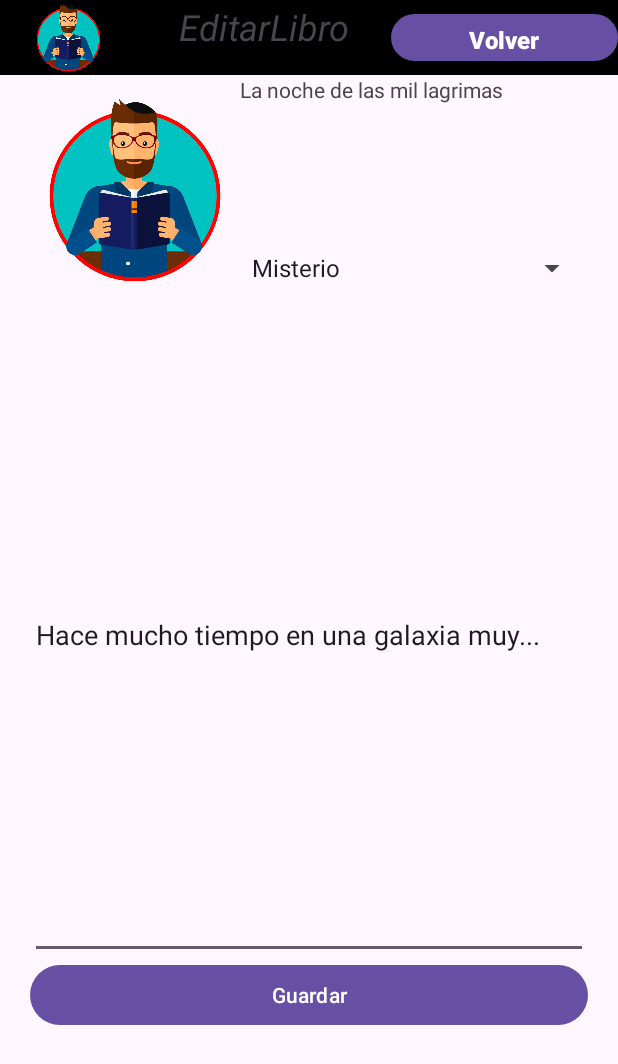
After one commit to KaoruX/IloveBooksV2XR, an Android app: the EditarLibro screen opened directly, with no data from a screen before it, on a phone screen of 412 x 824 dp. The commit adds this screen. Shown: the top 1064 px of the screen. Run offline under Robolectric (Android 15) with nearby library versions, the light colour scheme and no system bars.

Commit message:
ActualizacionV4PusimosLoQueSeNosPidioCreamosMasVentanasParaElFuturoCRUDdelaBD

```diff
--- /dev/null
+++ b/app/src/main/java/com/example/ilovebooksv2xr/EditarLibro.java
@@ -0,0 +1,21 @@
+package com.example.ilovebooksv2xr;
+
+import androidx.appcompat.app.AppCompatActivity;
+
+import android.content.Intent;
+import android.os.Bundle;
+import android.view.View;
+
+public class EditarLibro extends AppCompatActivity {
+
+    @Override
+    protected void onCreate(Bundle savedInstanceState) {
+        super.onCreate(savedInstanceState);
+        setContentView(R.layout.activity_editar_libro);
+    }
+
+    public void menu(View v){
+        Intent menu = new Intent(this,MainActivity.class);
+        startActivity(menu);
+    }
+}
--- /dev/null
+++ b/app/src/main/res/layout/activity_editar_libro.xml
@@ -0,0 +1,105 @@
+<?xml version="1.0" encoding="utf-8"?>
+<LinearLayout xmlns:android="http://schemas.android.com/apk/res/android"
+    xmlns:app="http://schemas.android.com/apk/res-auto"
+    xmlns:tools="http://schemas.android.com/tools"
+    android:layout_width="match_parent"
+    android:layout_height="match_parent"
+    android:orientation="vertical"
+    tools:context=".Books">
+
+    <LinearLayout
+        android:layout_width="match_parent"
+        android:layout_height="50dp"
+        android:background="@color/black"
+        android:orientation="horizontal">
+        <ImageView
+            android:id="@+id/imageView"
+            android:layout_width="36dp"
+            android:layout_height="wrap_content"
+            android:layout_weight="1"
+            android:src="@drawable/man" />
+
+        <TextView
+            android:id="@+id/textView8"
+            android:layout_width="wrap_content"
+            android:layout_height="wrap_content"
+            android:layout_weight="1"
+            android:text="EditarLibro"
+            android:textAlignment="center"
+            android:textSize="24sp"
+            android:textStyle="italic" />
+
+        <Button
+            android:id="@+id/vMenu"
+            android:layout_width="wrap_content"
+            android:layout_height="wrap_content"
+            android:layout_marginTop="5dp"
+            android:layout_marginBottom="5dp"
+            android:layout_weight="1"
+            android:onClick="menu"
+            android:text="Volver"
+            android:textSize="16sp"
+            android:textStyle="bold" />
+
+    </LinearLayout>
+
+    <LinearLayout
+        android:layout_width="match_parent"
+        android:layout_height="match_parent"
+        android:layout_marginLeft="20dp"
+        android:layout_marginRight="20dp"
+        android:orientation="vertical">
+
+        <LinearLayout
+            android:layout_width="match_parent"
+            android:layout_height="157dp"
+            android:orientation="horizontal">
+
+            <ImageView
+                android:id="@+id/imageView5"
+                android:layout_width="280dp"
+                android:layout_height="153dp"
+                android:layout_weight="1"
+                android:src="@drawable/man" />
+
+            <LinearLayout
+                android:layout_width="match_parent"
+                android:layout_height="155dp"
+                android:layout_weight="1"
+                android:orientation="vertical">
+
+                <TextView
+                    android:id="@+id/textView9"
+                    android:layout_width="match_parent"
+                    android:layout_height="73dp"
+                    android:layout_weight="1"
+                    android:text="La noche de las mil lagrimas" />
+
+                <Spinner
+                    android:id="@+id/spinner"
+                    android:layout_width="match_parent"
+                    android:layout_height="wrap_content"
+                    android:entries="@array/Categorias"
+                    android:layout_weight="1" />
+            </LinearLayout>
+
+        </LinearLayout>
+
+        <EditText
+            android:id="@+id/editTextText3"
+            android:layout_width="match_parent"
+            android:layout_height="432dp"
+            android:ems="10"
+            android:text="Hace mucho tiempo en una galaxia muy..."
+            android:hint="Escribir Historia"
+            android:inputType="text" />
+
+        <Button
+            android:id="@+id/button"
+            android:layout_width="match_parent"
+            android:layout_height="wrap_content"
+            android:text="Guardar" />
+
+    </LinearLayout>
+
+</LinearLayout>
--- a/app/src/main/res/values/strings.xml
+++ b/app/src/main/res/values/strings.xml
@@ -5,4 +5,10 @@
         <item> Hombre </item>
         <item> Mujer </item>
     </string-array>
+
+    <string-array name="Categorias">
+        <item> Misterio </item>
+        <item> Terror </item>
+        <item> Aventura </item>
+    </string-array>
 </resources>
```
Also changed, not shown: app/src/main/AndroidManifest.xml (+12 -0 lines), app/src/main/java/com/example/ilovebooksv2xr/Admin.java (added, +14 -0 lines), app/src/main/java/com/example/ilovebooksv2xr/CrearLibro.java (added, +21 -0 lines), app/src/main/java/com/example/ilovebooksv2xr/MainActivity.java (+18 -0 lines), app/src/main/java/com/example/ilovebooksv2xr/VerLibro.java (added, +21 -0 lines), app/src/main/res/layout/activity_admin.xml (added, +68 -0 lines), app/src/main/res/layout/activity_crear_libro.xml (added, +104 -0 lines), app/src/main/res/layout/activity_main.xml (+33 -0 lines), app/src/main/res/layout/activity_ver_libro.xml (added, +72 -0 lines).
